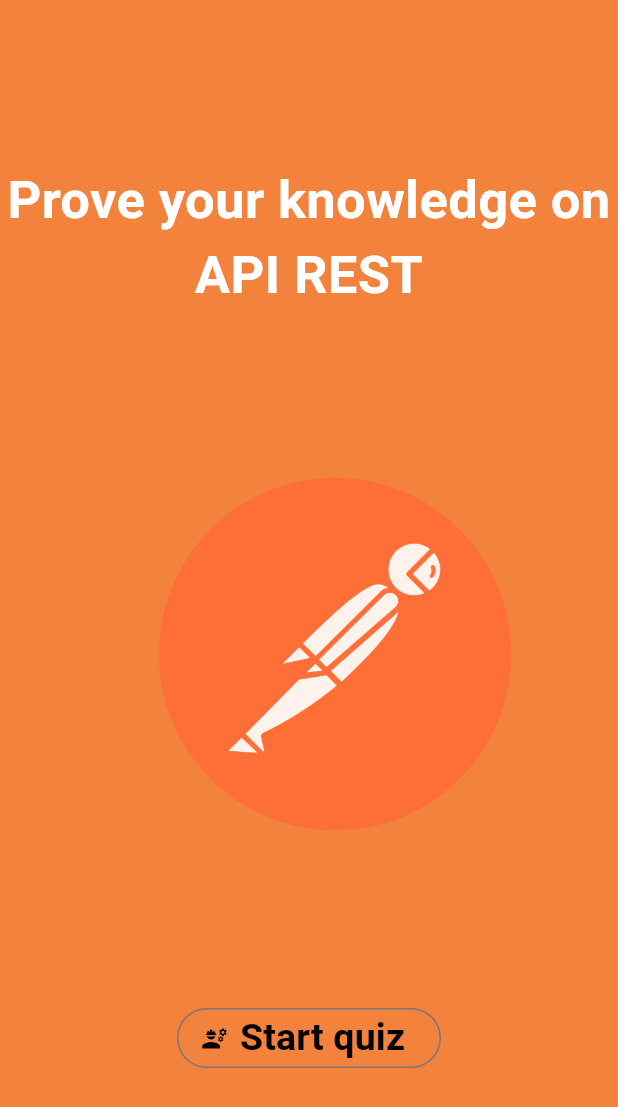
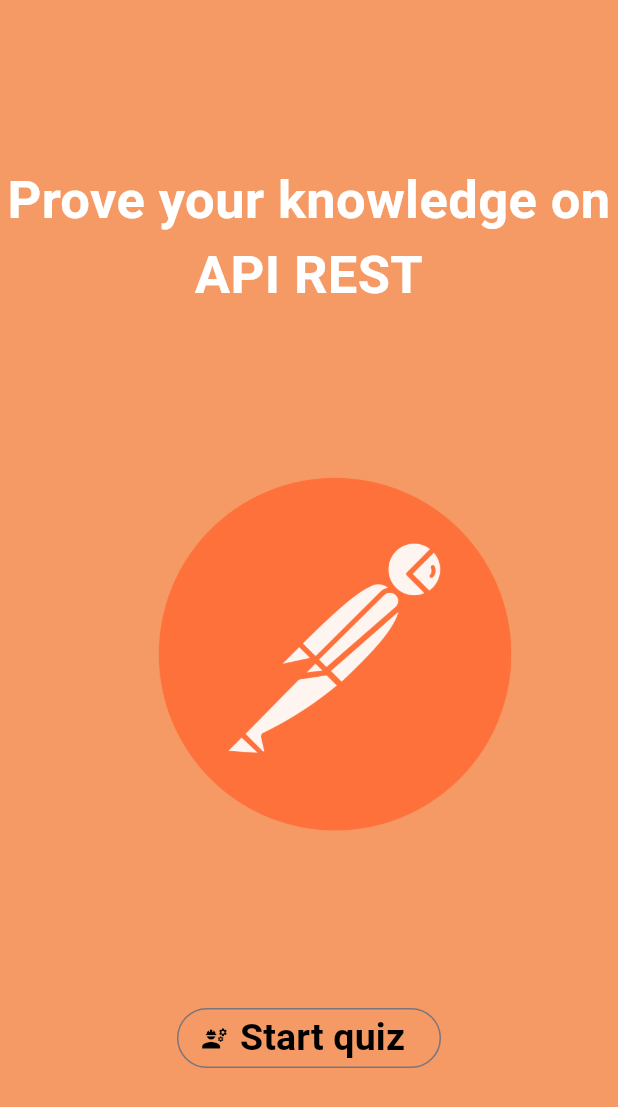
Before and after one commit to Panzacchi/advance, a Flutter app: the screen it shows after launch, on a phone screen of 412 x 824 dp. Shown: the top 1107 px of the screen. Run offline on Flutter 3.47's test engine with Material 3 defaults, Android fonts, the phone set to English and light mode, and no system bars; our stand-ins replace google_fonts.

Commit message:
color change

```diff
--- a/lib/quiz.dart
+++ b/lib/quiz.dart
@@ -3,7 +3,7 @@ import 'package:QAQuiz/questions.dart';
 import 'package:flutter/material.dart';
 import 'package:QAQuiz/start_screen.dart';
 import 'package:QAQuiz/results_screen.dart';
-import 'package:QAQuiz/yapa_screen.dart';
+
 
 class Quiz extends StatefulWidget {
   const Quiz({super.key});
@@ -59,7 +59,7 @@ class _Quizstate extends State<Quiz> {
       home: Scaffold(
         body: Container(
           decoration: const BoxDecoration(
-            color: Color.fromRGBO(243, 130, 60, 1),
+            color: Color.fromRGBO(243, 130, 60, 0.794),
           ),
           child: screenWidget,
         ),
```
